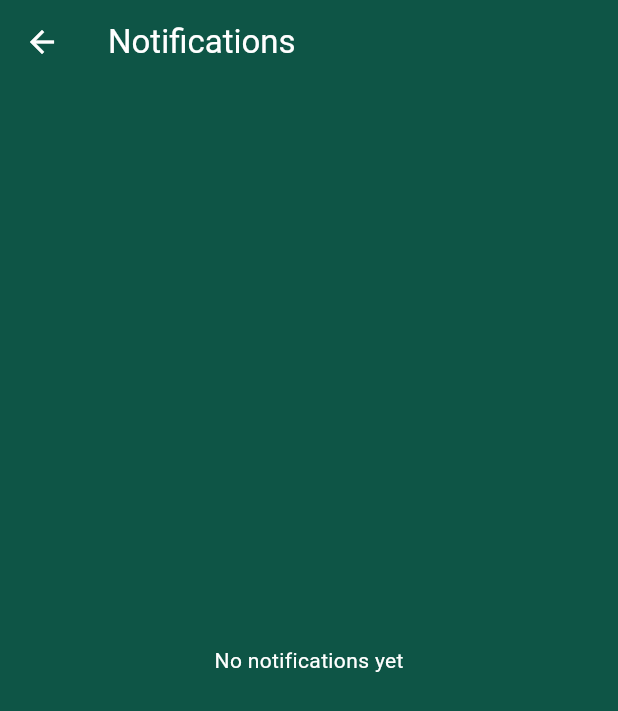
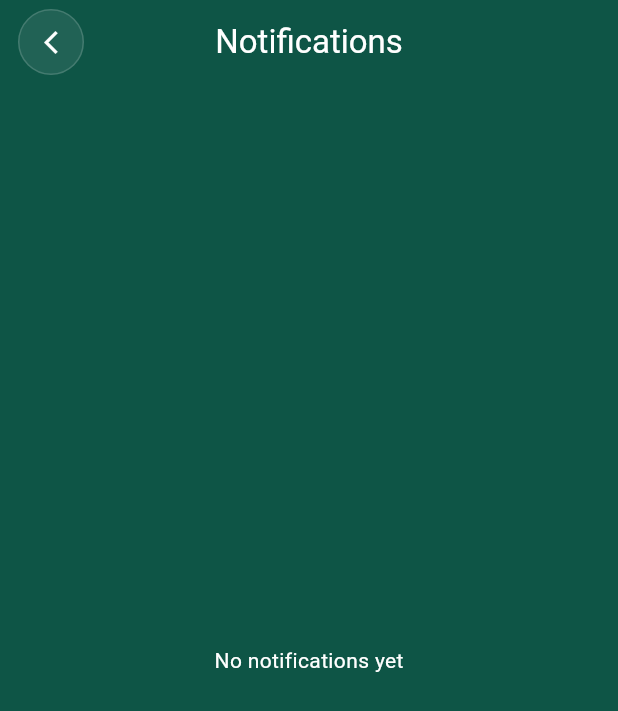
Before and after one commit to Eustachekamala/Car_Marketplace, a Flutter app: the NotificationsScreen screen opened directly, on a phone screen of 412 x 824 dp. Shown: the top 711 px of the screen. Run offline on Flutter 3.47's test engine with Material 3 defaults, Android fonts, the phone set to English and light mode, and no system bars; missing offline and left inert: avatar_plus.

Commit message:
3. Updated the notifications page in the appbar widget

```diff
--- a/lib/pages/notifications_screen.dart
+++ b/lib/pages/notifications_screen.dart
@@ -1,3 +1,4 @@
+import 'package:car_marketplace/widgets/circle_icon_button_widget.dart';
 import 'package:flutter/material.dart';
 
 class NotificationsScreen extends StatelessWidget {
@@ -6,10 +7,20 @@ class NotificationsScreen extends StatelessWidget {
   @override
   Widget build(BuildContext context) {
     return Scaffold(
-      appBar: AppBar(title: const Text("Notifications")),
-      body: const Center(
-        child: Text("No notifications yet"),
+      appBar: AppBar(
+        title: const Text("Notifications"),
+        centerTitle: true,
+        backgroundColor: Colors.transparent,
+        elevation: 0,
+        leading: Padding(
+          padding: const EdgeInsets.only(left: 12),
+          child: CircleIconButtonWidget(
+            icon: Icons.arrow_back_ios_new,
+            onPressed: () => Navigator.pop(context),
+          ),
+        ),
       ),
+      body: const Center(child: Text("No notifications yet")),
     );
   }
 }
```
